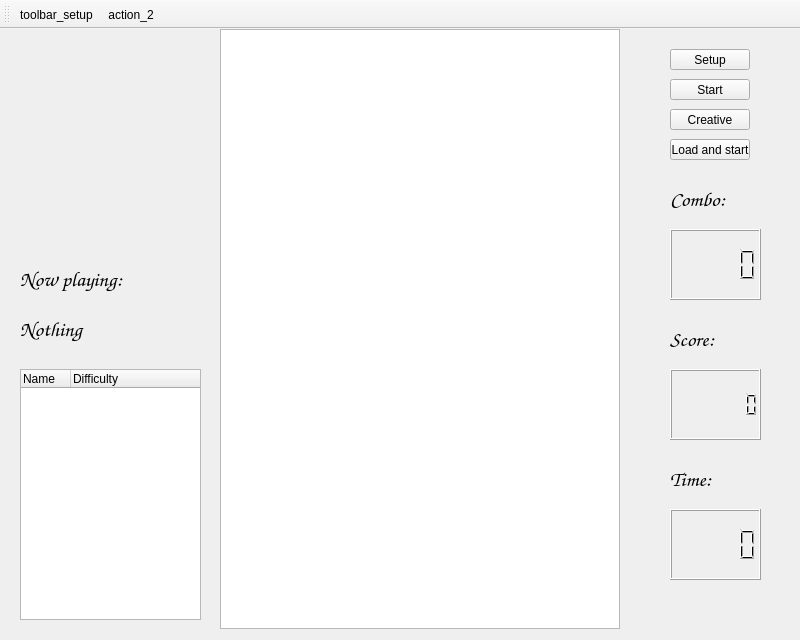
Old version of the form unit_only/prototype/mania_test/mania_window.ui in the repository defaultax7/2012h-project.
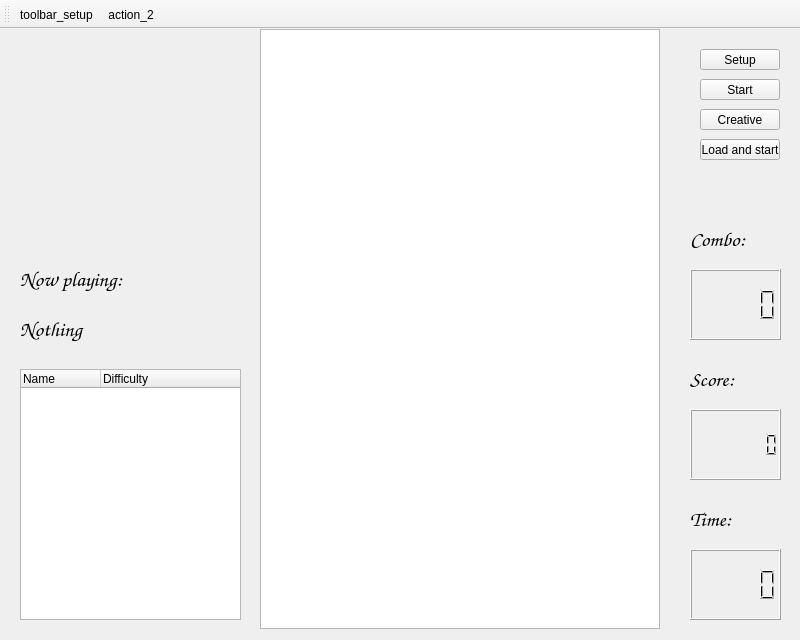
New version of the form. Custom widgets are drawn as their Qt base class.

Commit message:
qelapsed timer and pause function
time is running out...

Patch:
```diff
--- a/unit_only/prototype/mania_test/mania_window.ui
+++ b/unit_only/prototype/mania_test/mania_window.ui
@@ -35,7 +35,7 @@
    <widget class="clickable_view" name="gview">
     <property name="geometry">
      <rect>
-      <x>220</x>
+      <x>260</x>
       <y>0</y>
       <width>400</width>
       <height>600</height>
@@ -83,7 +83,7 @@
    <widget class="QPushButton" name="pushButton">
     <property name="geometry">
      <rect>
-      <x>670</x>
+      <x>700</x>
       <y>20</y>
       <width>80</width>
       <height>21</height>
@@ -96,7 +96,7 @@
    <widget class="QPushButton" name="pushButton_2">
     <property name="geometry">
      <rect>
-      <x>670</x>
+      <x>700</x>
       <y>50</y>
       <width>80</width>
       <height>21</height>
@@ -109,8 +109,8 @@
    <widget class="QLCDNumber" name="lcd_combo">
     <property name="geometry">
      <rect>
-      <x>670</x>
-      <y>200</y>
+      <x>690</x>
+      <y>240</y>
       <width>91</width>
       <height>71</height>
      </rect>
@@ -119,8 +119,8 @@
    <widget class="QLabel" name="label">
     <property name="geometry">
      <rect>
-      <x>670</x>
-      <y>150</y>
+      <x>690</x>
+      <y>190</y>
       <width>91</width>
       <height>41</height>
      </rect>
@@ -140,8 +140,8 @@
    <widget class="QLCDNumber" name="lcd_score">
     <property name="geometry">
      <rect>
-      <x>670</x>
-      <y>340</y>
+      <x>690</x>
+      <y>380</y>
       <width>91</width>
       <height>71</height>
      </rect>
@@ -153,8 +153,8 @@
    <widget class="QLabel" name="label_2">
     <property name="geometry">
      <rect>
-      <x>670</x>
-      <y>290</y>
+      <x>690</x>
+      <y>330</y>
       <width>91</width>
       <height>41</height>
      </rect>
@@ -174,7 +174,7 @@
    <widget class="QPushButton" name="pushButton_3">
     <property name="geometry">
      <rect>
-      <x>670</x>
+      <x>700</x>
       <y>80</y>
       <width>80</width>
       <height>21</height>
@@ -187,7 +187,7 @@
    <widget class="QPushButton" name="pushButton_4">
     <property name="geometry">
      <rect>
-      <x>670</x>
+      <x>700</x>
       <y>110</y>
       <width>80</width>
       <height>21</height>
@@ -200,8 +200,8 @@
    <widget class="QLabel" name="label_3">
     <property name="geometry">
      <rect>
-      <x>670</x>
-      <y>430</y>
+      <x>690</x>
+      <y>470</y>
       <width>91</width>
       <height>41</height>
      </rect>
@@ -221,8 +221,8 @@
    <widget class="QLCDNumber" name="lcd_time">
     <property name="geometry">
      <rect>
-      <x>670</x>
-      <y>480</y>
+      <x>690</x>
+      <y>520</y>
       <width>91</width>
       <height>71</height>
      </rect>
@@ -233,7 +233,7 @@
      <rect>
       <x>20</x>
       <y>340</y>
-      <width>181</width>
+      <width>221</width>
       <height>251</height>
      </rect>
     </property>
@@ -247,7 +247,7 @@
      <bool>false</bool>
     </attribute>
     <attribute name="headerMinimumSectionSize">
-     <number>50</number>
+     <number>80</number>
     </attribute>
     <attribute name="headerDefaultSectionSize">
      <number>50</number>
@@ -268,7 +268,7 @@
      <rect>
       <x>20</x>
       <y>280</y>
-      <width>171</width>
+      <width>211</width>
       <height>41</height>
      </rect>
     </property>
@@ -284,7 +284,10 @@
      <string>Nothing</string>
     </property>
     <property name="scaledContents">
-     <bool>true</bool>
+     <bool>false</bool>
+    </property>
+    <property name="wordWrap">
+     <bool>false</bool>
     </property>
    </widget>
    <widget class="QLabel" name="label_5">
```
The commit also changes 2 other files.
